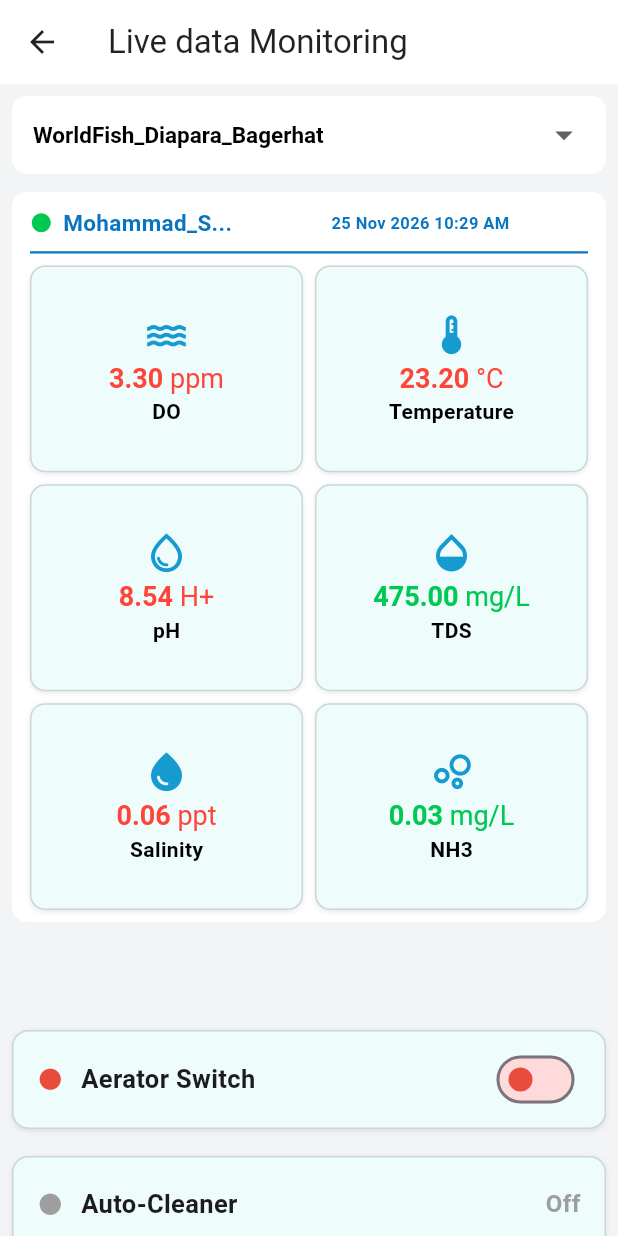
After one commit to ahizaz/more_fish_services, a Flutter app: the screen it shows after launch, after a tap on "Live data Monitoring", on a phone screen of 412 x 824 dp. The commit adds this screen. Run offline on Flutter 3.47's test engine with Material 3 defaults, Android fonts, the phone set to English and light mode, and no system bars; our stand-ins replace file_picker, get.

Commit message:
done work

```diff
--- a/lib/features/home/presentation/pages/home_page.dart
+++ b/lib/features/home/presentation/pages/home_page.dart
@@ -5,6 +5,7 @@ import 'package:flutter/material.dart';
 import '../../../../core/widgets/common_container.dart';
 import '../../../farm/presentation/pages/farm_dashboard_page.dart';
 import '../../../farm/presentation/pages/accounting_dashboard_page.dart';
+import 'live_monitoring_page.dart';
 
 class HomePage extends StatelessWidget {
   const HomePage({super.key});
@@ -344,7 +345,13 @@ class _FeatureCard extends StatelessWidget {
   Widget build(BuildContext context) {
     return InkWell(
       borderRadius: BorderRadius.circular(12),
-      onTap: label == 'Farm Management Dashboard'
+      onTap: label == 'Live data Monitoring'
+          ? () => Navigator.of(context).push(
+              MaterialPageRoute<void>(
+                builder: (_) => const LiveMonitoringPage(),
+              ),
+            )
+          : label == 'Farm Management Dashboard'
           ? () => Navigator.of(context).push(
               MaterialPageRoute<void>(
                 builder: (_) => const FarmDashboardPage(),
--- /dev/null
+++ b/lib/features/home/presentation/pages/live_monitoring_page.dart
@@ -0,0 +1,434 @@
+import 'package:flutter/material.dart';
+
+class LiveMonitoringPage extends StatefulWidget {
+  const LiveMonitoringPage({super.key});
+
+  @override
+  State<LiveMonitoringPage> createState() => _LiveMonitoringPageState();
+}
+
+class _LiveMonitoringPageState extends State<LiveMonitoringPage> {
+  static const _pondNames = ['WorldFish_Diapara_Bagerhat'];
+  String _selectedPond = _pondNames.first;
+
+  static const _sensors = [
+    _SensorReading(
+      name: 'DO',
+      value: '3.30',
+      unit: 'ppm',
+      icon: Icons.water,
+      color: Color(0xFFFF453A),
+    ),
+    _SensorReading(
+      name: 'Temperature',
+      value: '23.20',
+      unit: '°C',
+      icon: Icons.thermostat,
+      color: Color(0xFFFF453A),
+    ),
+    _SensorReading(
+      name: 'pH',
+      value: '8.54',
+      unit: 'H+',
+      icon: Icons.water_drop_outlined,
+      color: Color(0xFFFF453A),
+    ),
+    _SensorReading(
+      name: 'TDS',
+      value: '475.00',
+      unit: 'mg/L',
+      icon: Icons.opacity,
+      color: Color(0xFF00C853),
+    ),
+    _SensorReading(
+      name: 'Salinity',
+      value: '0.06',
+      unit: 'ppt',
+      icon: Icons.water_drop,
+      color: Color(0xFFFF453A),
+    ),
+    _SensorReading(
+      name: 'NH3',
+      value: '0.03',
+      unit: 'mg/L',
+      icon: Icons.bubble_chart_outlined,
+      color: Color(0xFF00C853),
+    ),
+  ];
+
+  @override
+  Widget build(BuildContext context) {
+    return Scaffold(
+      backgroundColor: const Color(0xFFF2F4F5),
+      appBar: AppBar(
+        title: const Text('Live data Monitoring'),
+        backgroundColor: Colors.white,
+        foregroundColor: Colors.black87,
+        surfaceTintColor: Colors.transparent,
+        elevation: 0,
+      ),
+      body: ListView(
+        padding: const EdgeInsets.fromLTRB(8, 8, 8, 20),
+        children: [
+          _pondSelector(),
+          const SizedBox(height: 12),
+          Container(
+            padding: const EdgeInsets.fromLTRB(12, 10, 12, 8),
+            decoration: BoxDecoration(
+              color: Colors.white,
+              borderRadius: BorderRadius.circular(10),
+            ),
+            child: Column(
+              children: [
+                Row(
+                  children: [
+                    const Icon(
+                      Icons.circle,
+                      size: 15,
+                      color: Color(0xFF00C853),
+                    ),
+                    const SizedBox(width: 7),
+                    const Expanded(
+                      child: Text(
+                        'Mohammad_S...',
+                        maxLines: 1,
+                        overflow: TextOverflow.ellipsis,
+                        style: TextStyle(
+                          color: Color(0xFF0875C1),
+                          fontSize: 15,
+                          fontWeight: FontWeight.w700,
+                        ),
+                      ),
+                    ),
+                    const SizedBox(width: 8),
+                    const Flexible(
+                      child: Text(
+                        '25 Nov 2026 10:29 AM',
+                        maxLines: 1,
+                        overflow: TextOverflow.ellipsis,
+                        textAlign: TextAlign.right,
+                        style: TextStyle(
+                          color: Color(0xFF0875C1),
+                          fontSize: 11,
+                          fontWeight: FontWeight.w700,
+                        ),
+                      ),
+                    ),
+                  ],
+                ),
+                const SizedBox(height: 9),
+                const Divider(
+                  height: 1,
+                  thickness: 1.5,
+                  color: Color(0xFF0875C1),
+                ),
+                const SizedBox(height: 8),
+                GridView.builder(
+                  shrinkWrap: true,
+                  physics: const NeverScrollableScrollPhysics(),
+                  itemCount: _sensors.length,
+                  gridDelegate: const SliverGridDelegateWithFixedCrossAxisCount(
+                    crossAxisCount: 2,
+                    crossAxisSpacing: 8,
+                    mainAxisSpacing: 8,
+                    childAspectRatio: 1.32,
+                  ),
+                  itemBuilder: (context, index) =>
+                      _SensorCard(sensor: _sensors[index]),
+                ),
+              ],
+            ),
+          ),
+          const SizedBox(height: 72),
+          const _AeratorSwitch(),
+          const SizedBox(height: 18),
+          const _CleanerStatus(),
+          const SizedBox(height: 22),
+          const _WaterWarning(),
+        ],
+      ),
+    );
+  }
+
+  Widget _pondSelector() {
+    return Container(
+      height: 52,
+      padding: const EdgeInsets.symmetric(horizontal: 14),
+      decoration: BoxDecoration(
+        color: Colors.white,
+        borderRadius: BorderRadius.circular(10),
+      ),
+      child: DropdownButtonHideUnderline(
+        child: DropdownButton<String>(
+          value: _selectedPond,
+          isExpanded: true,
+          icon: const Icon(Icons.arrow_drop_down, size: 28),
+          style: const TextStyle(
+            color: Colors.black,
+            fontSize: 15,
+            fontWeight: FontWeight.w700,
+          ),
+          items: _pondNames
+              .map(
+                (pond) => DropdownMenuItem<String>(
+                  value: pond,
+                  child: Text(
+                    pond,
+                    maxLines: 1,
+                    overflow: TextOverflow.ellipsis,
+                  ),
+                ),
+              )
+              .toList(),
+          onChanged: (pond) {
+            if (pond != null) {
+              setState(() => _selectedPond = pond);
+            }
+          },
+        ),
+      ),
+    );
+  }
+}
+
+class _AeratorSwitch extends StatefulWidget {
+  const _AeratorSwitch();
+
+  @override
+  State<_AeratorSwitch> createState() => _AeratorSwitchState();
+}
+
+class _AeratorSwitchState extends State<_AeratorSwitch> {
+  bool _isOn = false;
+
+  @override
+  Widget build(BuildContext context) {
+    final statusColor = _isOn
+        ? const Color(0xFF00C853)
+        : const Color(0xFFE74C3C);
+
+    return Container(
+      height: 66,
+      padding: const EdgeInsets.symmetric(horizontal: 16),
+      decoration: BoxDecoration(
+        color: const Color(0xFFEEFCFC),
+        borderRadius: BorderRadius.circular(11),
+        border: Border.all(color: const Color(0xFFCAD6D9)),
+        boxShadow: const [
+          BoxShadow(
+            color: Color(0x18000000),
+            blurRadius: 2,
+            offset: Offset(0, 1),
+          ),
+        ],
+      ),
+      child: Row(
+        children: [
+          Icon(Icons.circle, size: 17, color: statusColor),
+          const SizedBox(width: 12),
+          const Expanded(
+            child: Text(
+              'Aerator Switch',
+              maxLines: 1,
+              overflow: TextOverflow.ellipsis,
+              style: TextStyle(fontSize: 17, fontWeight: FontWeight.w700),
+            ),
+          ),
+          Switch(
+            value: _isOn,
+            activeThumbColor: const Color(0xFF00C853),
+            activeTrackColor: const Color(0xFFB9F6CA),
+            inactiveThumbColor: const Color(0xFFE74C3C),
+            inactiveTrackColor: const Color(0xFFFFDADA),
+            onChanged: (value) => setState(() => _isOn = value),
+          ),
+        ],
+      ),
+    );
+  }
+}
+
+class _SensorReading {
+  const _SensorReading({
+    required this.name,
+    required this.value,
+    required this.unit,
+    required this.icon,
+    required this.color,
+  });
+
+  final String name;
+  final String value;
+  final String unit;
+  final IconData icon;
+  final Color color;
+}
+
+class _SensorCard extends StatelessWidget {
+  const _SensorCard({required this.sensor});
+
+  final _SensorReading sensor;
+
+  @override
+  Widget build(BuildContext context) {
+    return Container(
+      decoration: BoxDecoration(
+        color: const Color(0xFFEEFCFC),
+        borderRadius: BorderRadius.circular(10),
+        border: Border.all(color: const Color(0xFFCAD6D9)),
+        boxShadow: const [
+          BoxShadow(
+            color: Color(0x18000000),
+            blurRadius: 2,
+            offset: Offset(0, 1),
+          ),
+        ],
+      ),
+      child: Column(
+        mainAxisAlignment: MainAxisAlignment.center,
+        children: [
+          Icon(sensor.icon, size: 31, color: const Color(0xFF159BD0)),
+          const SizedBox(height: 3),
+          FittedBox(
+            fit: BoxFit.scaleDown,
+            child: RichText(
+              text: TextSpan(
+                style: TextStyle(
+                  color: sensor.color,
+                  fontSize: 18,
+                  fontWeight: FontWeight.w700,
+                ),
+                children: [
+                  TextSpan(text: sensor.value),
+                  TextSpan(
+                    text: ' ${sensor.unit}',
+                    style: const TextStyle(fontWeight: FontWeight.w400),
+                  ),
+                ],
+              ),
+            ),
+          ),
+          const SizedBox(height: 2),
+          Text(
+            sensor.name,
+            maxLines: 1,
+            overflow: TextOverflow.ellipsis,
+            style: const TextStyle(
+              color: Colors.black,
+              fontSize: 14,
+              fontWeight: FontWeight.w700,
+            ),
+          ),
+        ],
+      ),
+    );
+  }
+}
+
+class _CleanerStatus extends StatelessWidget {
+  const _CleanerStatus();
+
+  @override
+  Widget build(BuildContext context) {
+    return Column(
+      children: [
+        Container(
+          height: 64,
+          padding: const EdgeInsets.symmetric(horizontal: 16),
+          decoration: BoxDecoration(
+            color: const Color(0xFFEEFCFC),
+            borderRadius: BorderRadius.circular(11),
+            border: Border.all(color: const Color(0xFFCAD6D9)),
+            boxShadow: const [
+              BoxShadow(
+                color: Color(0x18000000),
+                blurRadius: 2,
+                offset: Offset(0, 1),
+              ),
+            ],
+          ),
+          child: const Row(
+            children: [
+              Icon(Icons.circle, size: 17, color: Color(0xFF9E9E9E)),
+              SizedBox(width: 12),
+              Expanded(
+                child: Text(
+                  'Auto-Cleaner',
+                  style: TextStyle(fontSize: 17, fontWeight: FontWeight.w700),
+                ),
+              ),
+              Text(
+                'Off',
+                style: TextStyle(
+                  color: Color(0xFF9E9E9E),
+                  fontSize: 16,
+                  fontWeight: FontWeight.w700,
+                ),
+              ),
+            ],
+          ),
+        ),
+        const SizedBox(height: 10),
+        const Padding(
+          padding: EdgeInsets.symmetric(horizontal: 6),
+          child: Column(
+            crossAxisAlignment: CrossAxisAlignment.start,
+            children: [
+              Text(
+                'Last Run: 25 Nov 2026 10:00 AM',
+                style: TextStyle(fontSize: 13, fontWeight: FontWeight.w700),
+              ),
+              SizedBox(height: 6),
+              Text(
+                'Every day at 2:00 PM Bangladesh time, the cleaner turns ON.',
+                style: TextStyle(
+                  color: Color(0xFF666666),
+                  fontSize: 12,
+                  height: 1.4,
+                ),
+              ),
+            ],
+          ),
+        ),
+      ],
+    );
+  }
+}
+
+class _WaterWarning extends StatelessWidget {
+  const _WaterWarning();
+
+  @override
+  Widget build(BuildContext context) {
+    return const Row(
+      crossAxisAlignment: CrossAxisAlignment.start,
+      children: [
+        Text('⚠️ ', style: TextStyle(fontSize: 14)),
+        Expanded(
+          child: Text.rich(
+            TextSpan(
+              children: [
+                TextSpan(
+                  text: 'Warning: ',
+                  style: TextStyle(
+                    color: Color(0xFFE53935),
+                    fontWeight: FontWeight.w700,
+                  ),
+                ),
+                TextSpan(
+                  text:
+                      'টিএসপি, জিপসাম, ভিনেগার অথবা গভীর নলকূপের পানি যোগ করুন।',
+                  style: TextStyle(
+                    color: Colors.black87,
+                    fontWeight: FontWeight.w700,
+                  ),
+                ),
+              ],
+            ),
+            style: TextStyle(fontSize: 13, height: 1.4),
+          ),
+        ),
+      ],
+    );
+  }
+}
```
